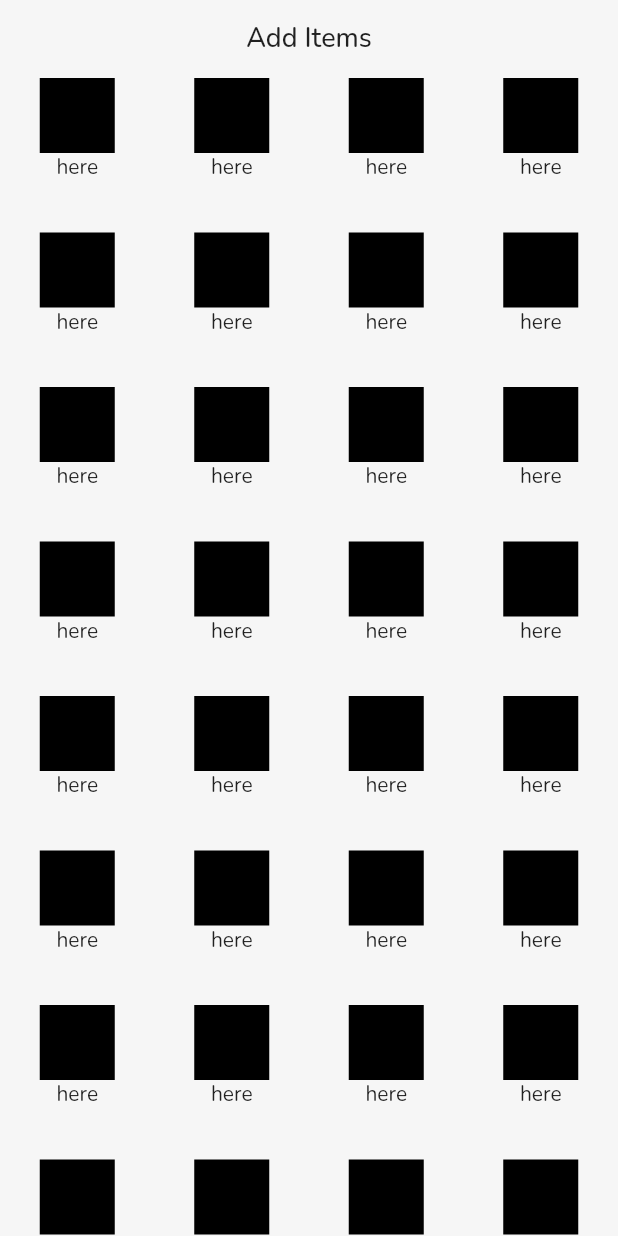
After one commit to amn-rwt/vendors-app, a Flutter app: the AddFoodItemsView screen opened directly, on a phone screen of 412 x 824 dp. The commit adds this screen. Run offline on Flutter 3.47's test engine with Material 2 defaults, Android fonts, the phone set to English and light mode, and no system bars; our stand-ins replace cloud_firestore, firebase_auth, firebase_core, get, google_fonts; accounts and stored records are empty.

Commit message:
RegisterToFirebaseDone

```diff
--- a/lib/components/appbar.dart
+++ b/lib/components/appbar.dart
@@ -35,7 +35,11 @@ class CustomAppbar extends StatelessWidget with PreferredSizeWidget {
                 color: Colors.white,
               ),
               child: IconButton(
-                icon: const Icon(Icons.arrow_back_ios, color: Colors.black),
+                icon: const Icon(
+                  Icons.arrow_back_ios,
+                  color: Colors.black,
+                  size: 20,
+                ),
                 onPressed: () => Navigator.pop(context),
               ),
             )
--- a/lib/components/function_list_tile.dart
+++ b/lib/components/function_list_tile.dart
@@ -19,6 +19,8 @@ class CustomListTile extends StatelessWidget {
         color: Colors.white,
         borderRadius: BorderRadius.circular(10),
       ),
+      child: Align(
+        alignment: Alignment.center,
         child: ListTile(
           title: Text(label, style: listTileTextStyle()),
           trailing: (trailing)
@@ -29,6 +31,7 @@ class CustomListTile extends StatelessWidget {
               : const SizedBox(),
           onTap: () => onTap!(),
         ),
+      ),
     );
   }
 }
--- a/lib/components/textfield.dart
+++ b/lib/components/textfield.dart
@@ -21,6 +21,7 @@ class CustomTextfield extends StatelessWidget {
     return Container(
       alignment: Alignment.center,
       height: 48,
+      margin: EdgeInsets.symmetric(vertical: 5),
       padding: const EdgeInsets.symmetric(vertical: 4, horizontal: 16),
       decoration: BoxDecoration(
         borderRadius: BorderRadius.circular(10),
--- a/lib/components/todays_menu.dart
+++ b/lib/components/todays_menu.dart
@@ -65,7 +65,7 @@ class _TodaysMenuState extends State<TodaysMenu> {
                       children: [
                         Container(
                           height: 50,
-                          width: 50,
+                          width: double.infinity,
                           decoration: BoxDecoration(
                             borderRadius: BorderRadius.circular(3),
                             color: Colors.black,
@@ -77,9 +77,7 @@ class _TodaysMenuState extends State<TodaysMenu> {
             ),
           ),
           const SizedBox(height: 20),
-          Container(
-
-          ),
+          Container(),
           Row(
             mainAxisAlignment: MainAxisAlignment.end,
             children: [
--- a/lib/features/authentication/login/login_controller.dart
+++ b/lib/features/authentication/login/login_controller.dart
@@ -7,6 +7,12 @@ import 'package:vendors_app/features/authentication/login/login_view.dart';
 import 'package:vendors_app/features/home/home_view.dart';
 
 class LoginController extends GetxController {
+  @override
+  void onClose() {
+    dispose();
+    super.onClose();
+  }
+
   TextEditingController email = TextEditingController();
   TextEditingController password = TextEditingController();
 
--- a/lib/features/authentication/login/login_view.dart
+++ b/lib/features/authentication/login/login_view.dart
@@ -7,6 +7,7 @@ import 'package:vendors_app/components/large_button.dart';
 import 'package:vendors_app/components/textfield.dart';
 import 'package:vendors_app/constants/color_constants.dart';
 import 'package:vendors_app/features/authentication/login/login_controller.dart';
+import 'package:vendors_app/features/authentication/register/view/register_view.dart';
 import 'package:vendors_app/styles/text_styles.dart';
 
 class LoginView extends StatelessWidget {
@@ -27,7 +28,6 @@ class LoginView extends StatelessWidget {
               hintText: 'Email',
               textInputType: TextInputType.emailAddress,
             ),
-            const SizedBox(height: 10),
             CustomTextfield(
               controller: controller.password,
               hintText: 'Password',
@@ -46,7 +46,8 @@ class LoginView extends StatelessWidget {
                 style: mediumTextStyle(),
               ),
               TextSpan(
-                  recognizer: TapGestureRecognizer()..onTap = () => log('here'),
+                  recognizer: TapGestureRecognizer()
+                    ..onTap = () => Get.to(RegisterView()),
                   text: 'Login',
                   style: const TextStyle(
                     fontSize: 14,
--- /dev/null
+++ b/lib/features/authentication/register/view/add_food_items.dart
@@ -0,0 +1,28 @@
+import 'package:flutter/material.dart';
+import 'package:flutter/src/widgets/container.dart';
+import 'package:flutter/src/widgets/framework.dart';
+import 'package:vendors_app/components/appbar.dart';
+
+class AddFoodItemsView extends StatelessWidget {
+  const AddFoodItemsView({super.key});
+
+  @override
+  Widget build(BuildContext context) {
+    return Scaffold(
+      appBar: CustomAppbar(label: 'Add Items'),
+      body: GridView.builder(
+          gridDelegate:
+              SliverGridDelegateWithFixedCrossAxisCount(crossAxisCount: 4),
+          itemBuilder: (context, index) => Column(
+                children: [
+                  Container(
+                    height: 50,
+                    width: 50,
+                    color: Colors.black,
+                  ),
+                  Text('here')
+                ],
+              )),
+    );
+  }
+}
--- /dev/null
+++ b/lib/features/todo.txt
@@ -0,0 +1,2 @@
+email not getting added to firebase.
+send uid also
--- a/lib/main.dart
+++ b/lib/main.dart
@@ -4,6 +4,9 @@ import 'package:get/get.dart';
 import 'package:google_fonts/google_fonts.dart';
 import 'package:vendors_app/constants/color_constants.dart';
 import 'package:vendors_app/features/authentication/auth_wrapper.dart';
+import 'package:vendors_app/features/authentication/register/view/add_food_items.dart';
+import 'package:vendors_app/features/authentication/register/view/register_view.dart';
+import 'package:vendors_app/features/authentication/register/view/set_menu.dart';
 
 void main() async {
   WidgetsFlutterBinding.ensureInitialized();
@@ -23,7 +26,7 @@ class MyApp extends StatelessWidget {
         primarySwatch: Colors.blue,
         scaffoldBackgroundColor: scaffoldBackgroundColor,
       ),
-      home: const SafeArea(bottom: false, child: AuthWrapper()),
+      home: SafeArea(bottom: false, child: RegisterView()),
       debugShowCheckedModeBanner: false,
       // debugShowMaterialGrid: true,
     );
--- a/lib/model/vendor.dart
+++ b/lib/model/vendor.dart
@@ -1,4 +1,5 @@
 class Vendor {
+  final String uId;
   final String name;
   final String resturantName;
   final int pricePerTiffin;
@@ -7,8 +8,7 @@ class Vendor {
   final String? upiID;
   // final String userID;
   Vendor(
-      {
-      // required this.userID,
+      {required this.uId,
       required this.name,
       required this.resturantName,
       required this.pricePerTiffin,
@@ -17,6 +17,7 @@ class Vendor {
       this.upiID});
   Map<String, dynamic> toMap() {
     return {
+      'uId': uId,
       'name': name,
       'resturantName': resturantName,
       'email': email,
```
Also changed, not shown: lib/features/authentication/register/controller.dart/register_controller.dart (+29 -6 lines), lib/features/authentication/register/view/add_details.dart (added, +54 -0 lines), lib/features/authentication/register/view/register_view.dart (+3 -24 lines), lib/model/menu.dart (+21 -1 lines), lib/services/firebase_auth_services.dart (+23 -4 lines). Lines whose indentation alone changed are shown as unchanged.
